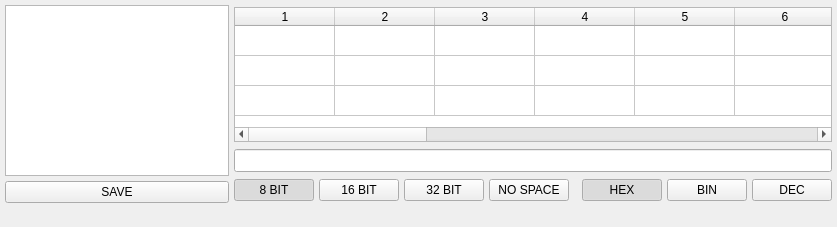
Old version of the form mainwindow.ui in the repository weithhh/QDataViewer.
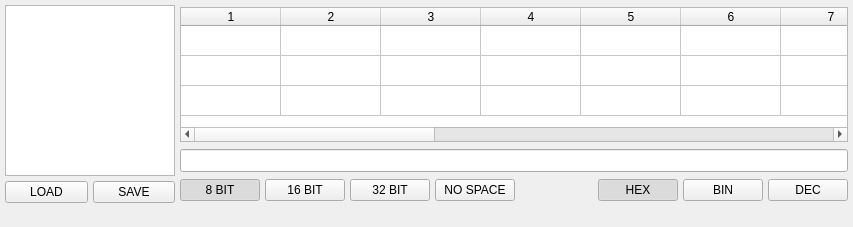
New version of the form. Icons and pictures are not drawn.

Commit message: Implemented save, load and deletion of templates

What changed in the file:
```diff
--- a/mainwindow.ui
+++ b/mainwindow.ui
@@ -6,7 +6,7 @@
    <rect>
     <x>0</x>
     <y>0</y>
-    <width>837</width>
+    <width>853</width>
     <height>227</height>
    </rect>
   </property>
@@ -79,13 +79,33 @@
        <number>0</number>
       </property>
       <item>
-       <widget class="QListView" name="STORAGE_LIST"/>
+       <widget class="QListWidget" name="STORAGE_LIST">
+        <property name="sizePolicy">
+         <sizepolicy hsizetype="Minimum" vsizetype="Expanding">
+          <horstretch>0</horstretch>
+          <verstretch>0</verstretch>
+         </sizepolicy>
+        </property>
+        <property name="maximumSize">
+         <size>
+          <width>170</width>
+          <height>16777215</height>
+         </size>
+        </property>
+       </widget>
       </item>
       <item>
        <layout class="QHBoxLayout" name="horizontalLayout_5">
         <property name="spacing">
          <number>5</number>
         </property>
+        <item>
+         <widget class="QPushButton" name="STORAGE_LOAD">
+          <property name="text">
+           <string>LOAD</string>
+          </property>
+         </widget>
+        </item>
         <item>
          <widget class="QPushButton" name="STORAGE_SAVE">
           <property name="text">
```
Left out of the diff: 3 changed lines with no effect on the pictures. The commit also changes 2 other files.
